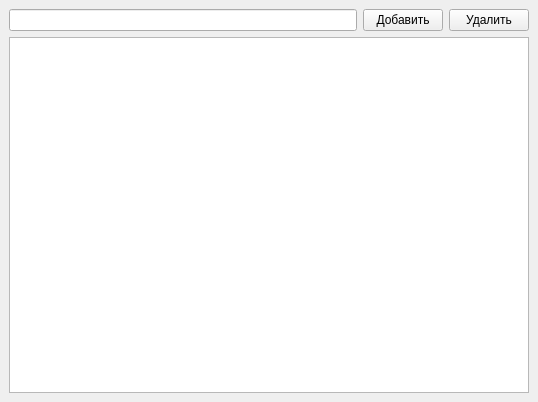
First picture: the form in ui/updateproductcategories.ui, repository Git-I985/ap, before the edit.
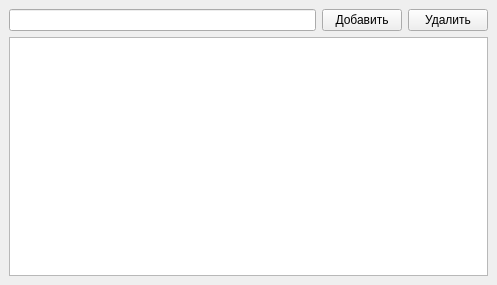
Second picture: the form after the edit.

Patch:
```diff
--- a/ui/updateproductcategories.ui
+++ b/ui/updateproductcategories.ui
@@ -6,8 +6,8 @@
    <rect>
     <x>0</x>
     <y>0</y>
-    <width>538</width>
-    <height>402</height>
+    <width>497</width>
+    <height>285</height>
    </rect>
   </property>
   <property name="windowTitle">
```
